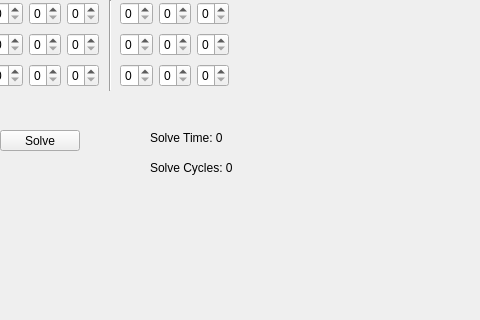
Before: the Qt Designer form SudokuSolver/sudokusolver.ui in ChrisMurphy14/Sudoku-Solver, drawn with Qt 5; both pictures show x 320 to 800 and y 280 to 600 of the 800 by 600 pixel window.
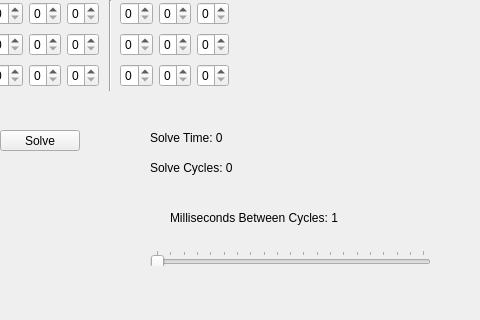
After: the same form once the commit is applied.

Commit message: Added cycle interval slider

```diff
--- a/SudokuSolver/sudokusolver.ui
+++ b/SudokuSolver/sudokusolver.ui
@@ -1516,6 +1516,53 @@
     <string>Reset</string>
    </property>
   </widget>
+  <widget class="QSlider" name="cycleIntervalSlider">
+   <property name="geometry">
+    <rect>
+     <x>470</x>
+     <y>530</y>
+     <width>281</width>
+     <height>16</height>
+    </rect>
+   </property>
+   <property name="minimum">
+    <number>1</number>
+   </property>
+   <property name="maximum">
+    <number>1000</number>
+   </property>
+   <property name="singleStep">
+    <number>50</number>
+   </property>
+   <property name="pageStep">
+    <number>50</number>
+   </property>
+   <property name="orientation">
+    <enum>Qt::Horizontal</enum>
+   </property>
+   <property name="tickPosition">
+    <enum>QSlider::TicksAbove</enum>
+   </property>
+   <property name="tickInterval">
+    <number>50</number>
+   </property>
+  </widget>
+  <widget class="QLabel" name="cycleIntervalLabel">
+   <property name="geometry">
+    <rect>
+     <x>490</x>
+     <y>490</y>
+     <width>171</width>
+     <height>16</height>
+    </rect>
+   </property>
+   <property name="text">
+    <string>Milliseconds Between Cycles: 1</string>
+   </property>
+   <property name="wordWrap">
+    <bool>true</bool>
+   </property>
+  </widget>
  </widget>
  <resources/>
  <connections/>
```
The commit also changes 12 other files.
